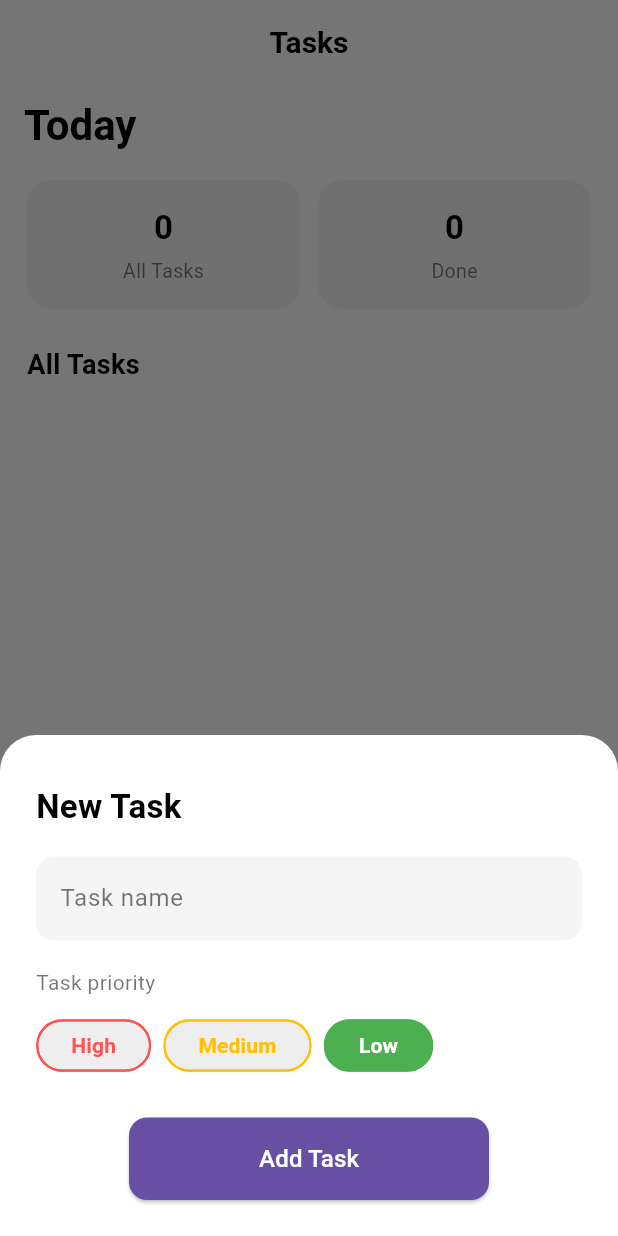
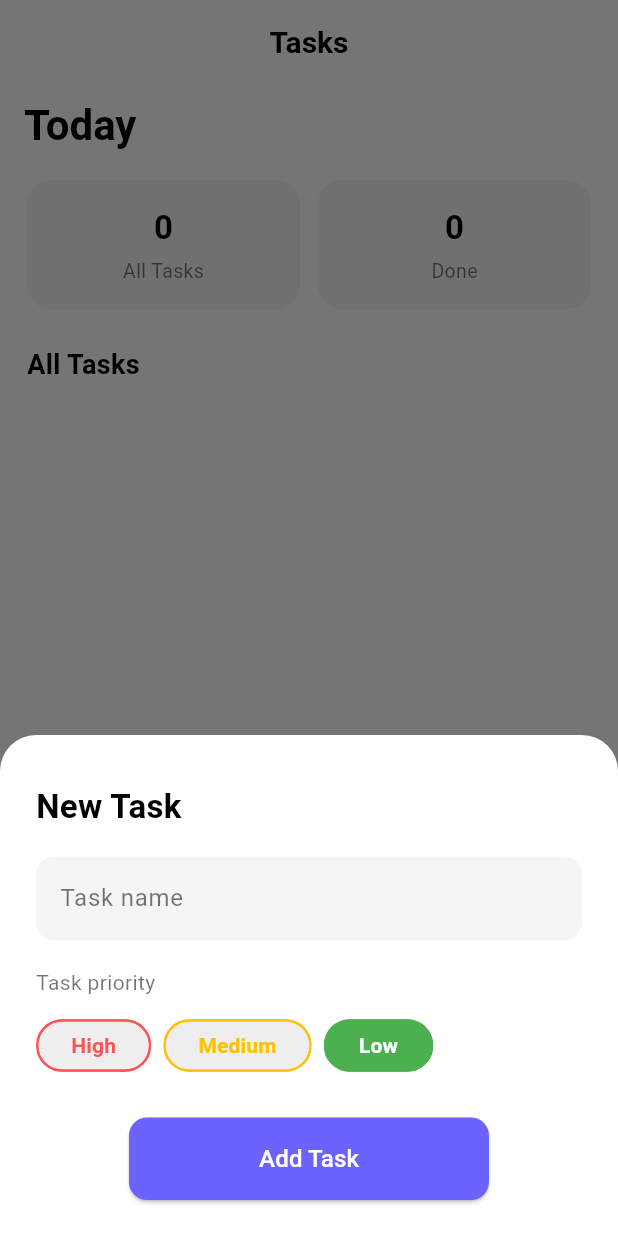
Before and after one commit to shahriaarrr/Tomodoro, a Flutter app: the screen it shows after launch, item 2 of the bottom bar chosen, after a tap on "Add new task", on a phone screen of 412 x 824 dp. Run offline on Flutter 3.47's test engine with Material 3 defaults, Android fonts, the phone set to English and light mode, and no system bars; our stand-ins replace flutter_riverpod.

Commit message:
change add task bottun's color and add page transition animation

```diff
--- a/lib/pages/home.dart
+++ b/lib/pages/home.dart
@@ -74,7 +74,25 @@ class _MyHomePageState extends ConsumerState<MyHomePage>
 
     return Scaffold(
       appBar: AppBar(title: Text(pageTitles[currentPageIndex])),
-      body: pages[currentPageIndex],
+      body: AnimatedSwitcher(
+        duration: const Duration(milliseconds: 400),
+        switchInCurve: Curves.easeOutCubic,
+        switchOutCurve: Curves.easeInCubic,
+        transitionBuilder: (child, animation) {
+          final offsetAnimation = Tween<Offset>(
+            begin: const Offset(0.1, 0),
+            end: Offset.zero,
+          ).animate(animation);
+          return FadeTransition(
+            opacity: animation,
+            child: SlideTransition(position: offsetAnimation, child: child),
+          );
+        },
+        child: KeyedSubtree(
+          key: ValueKey(currentPageIndex),
+          child: pages[currentPageIndex],
+        ),
+      ),
       bottomNavigationBar: MainNavigationBar(
         selectedIndex: currentPageIndex,
         onDestinationSelected: (int index) {
--- a/lib/widgets/add_task_sheet.dart
+++ b/lib/widgets/add_task_sheet.dart
@@ -92,7 +92,7 @@ class _AddTaskSheetState extends ConsumerState<AddTaskSheet> {
               width: 240,
               child: ElevatedButton(
                 style: ElevatedButton.styleFrom(
-                  backgroundColor: theme.primaryColor,
+                  backgroundColor: const Color(0xFF6C63FF),
                   foregroundColor: Colors.white,
                   shape: RoundedRectangleBorder(
                     borderRadius: BorderRadius.circular(12),
```
